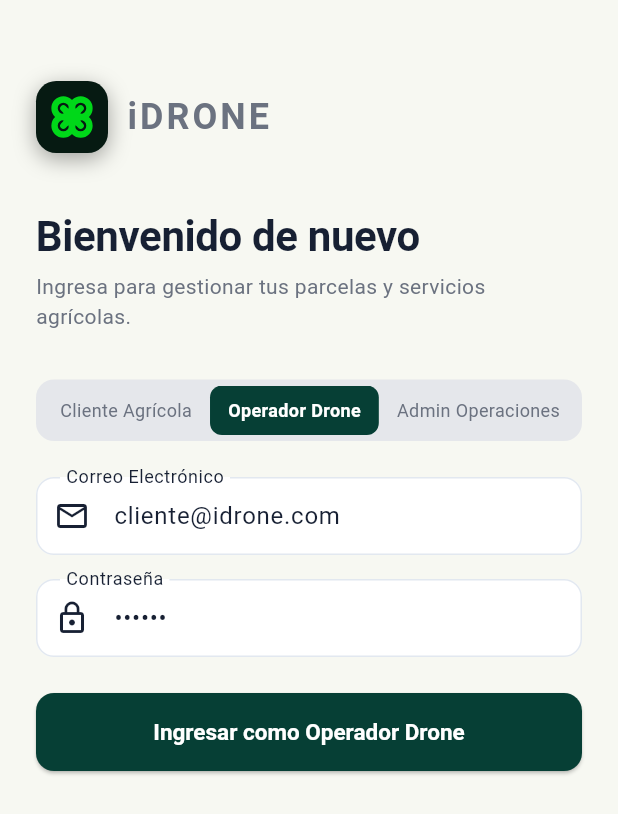
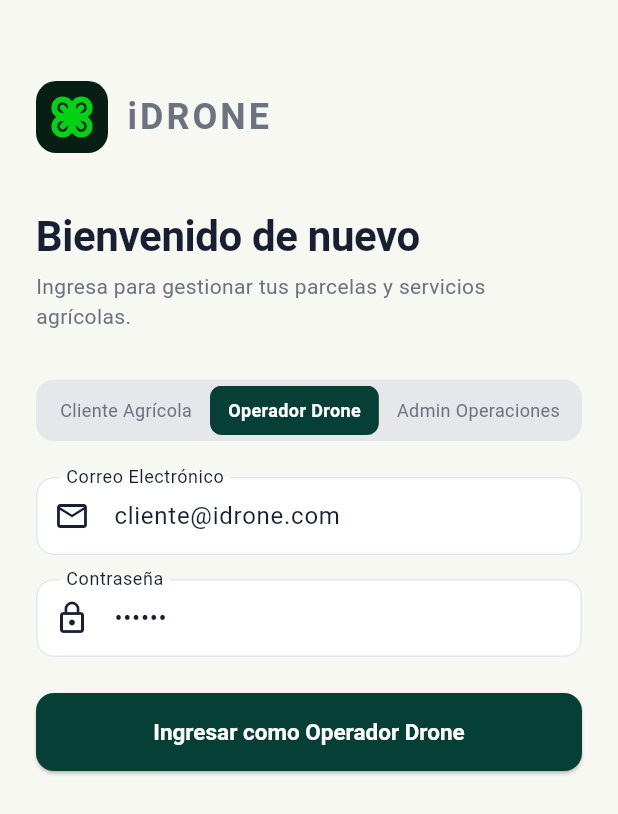
Before and after one commit to Polar000/iDrone, a Flutter app: the LoginScreen screen opened directly with empty values, after a tap on "Operador Drone", on a phone screen of 412 x 824 dp. Shown: the top 814 px of the screen. Run offline on Flutter 3.47's test engine with Material 3 defaults, Android fonts, the phone set to English and light mode, and no system bars; our stand-ins replace flutter_map, google_fonts, latlong2.

Commit message:
Fix CustomPainter build method and refine logo painter geometry
Co-authored-by: Polar000 <163376514+Polar000@users.noreply.github.com>

```diff
--- a/lib/components/idrone_logo.dart
+++ b/lib/components/idrone_logo.dart
@@ -10,8 +10,8 @@ class IDroneLogoWidget extends StatelessWidget {
   const IDroneLogoWidget({
     super.key,
     this.size = 80,
-    this.greenColor = const Color(0xFF00D819),
-    this.backgroundColor = const Color(0xFF061A12),
+    this.greenColor = const Color(0xFF00D215),
+    this.backgroundColor = const Color(0xFF061E14),
     this.showBackground = true,
   });
 
@@ -24,13 +24,6 @@ class IDroneLogoWidget extends StatelessWidget {
           ? BoxDecoration(
               color: backgroundColor,
               borderRadius: BorderRadius.circular(size * 0.28),
-              boxShadow: [
-                BoxShadow(
-                  color: Colors.black.withValues(alpha: 0.35),
-                  blurRadius: 12,
-                  offset: const Offset(0, 4),
-                )
-              ],
             )
           : null,
       padding: EdgeInsets.all(size * 0.16),
@@ -48,40 +41,58 @@ class _DronePainter extends CustomPainter {
 
   @override
   void paint(Canvas canvas, Size size) {
+    final strokeWidth = size.width * 0.12;
+
     final strokePaint = Paint()
       ..color = color
       ..style = PaintingStyle.stroke
-      ..strokeWidth = size.width * 0.13
+      ..strokeWidth = strokeWidth
       ..strokeCap = StrokeCap.round
       ..strokeJoin = StrokeJoin.round;
 
+    final fillPaint = Paint()
+      ..color = color
+      ..style = PaintingStyle.fill;
+
     final cx = size.width / 2;
     final cy = size.height / 2;
-    final armLen = size.width * 0.25;
 
     // Center hollow square body
     final sqSize = size.width * 0.22;
+    final sqRect = Rect.fromCenter(center: Offset(cx, cy), width: sqSize, height: sqSize);
+    final sqRRect = RRect.fromRectAndRadius(sqRect, const Radius.circular(3));
+    canvas.drawRRect(sqRRect, strokePaint);
+
+    // Inner square dot / hole
+    final innerSqSize = size.width * 0.05;
     canvas.drawRect(
-      Rect.fromCenter(center: Offset(cx, cy), width: sqSize, height: sqSize),
-      strokePaint..style = PaintingStyle.stroke,
+      Rect.fromCenter(center: Offset(cx, cy), width: innerSqSize, height: innerSqSize),
+      fillPaint,
     );
 
-    // 4 Diagonal arms & 4 Outer C-propeller guards
-    final angles = [pi / 4, 3 * pi / 4, 5 * pi / 4, 7 * pi / 4];
-    final propRadius = size.width * 0.18;
+    // 4 Diagonal arms & 4 Inward C-ring propeller guards
+    final armLen = size.width * 0.27;
+    final propRadius = size.width * 0.17;
+    final angles = [-pi / 4, pi / 4, 3 * pi / 4, -3 * pi / 4];
 
     for (final angle in angles) {
       final armX = cx + armLen * cos(angle);
       final armY = cy + armLen * sin(angle);
 
-      // Draw thick diagonal arm extending from center square
+      // Diagonal arm line from center square corner to propeller center
       canvas.drawLine(Offset(cx, cy), Offset(armX, armY), strokePaint);
 
-      // Draw C-ring propeller guard centered at arm tip
+      // Inward facing C-ring arc:
+      // Opening/gap is centered towards (cx, cy), which is `angle + pi`.
+      // Sweep is 270 deg (1.5 * pi), leaving a 90 deg gap facing inwards.
+      final gapCenter = angle + pi;
+      final startAngle = gapCenter + pi / 4; // 45 deg past gap center
+      const sweepAngle = 1.5 * pi; // 270 degrees sweep
+
       canvas.drawArc(
         Rect.fromCircle(center: Offset(armX, armY), radius: propRadius),
-        angle - pi * 0.75,
-        pi * 1.5,
+        startAngle,
+        sweepAngle,
         false,
         strokePaint,
       );
```
